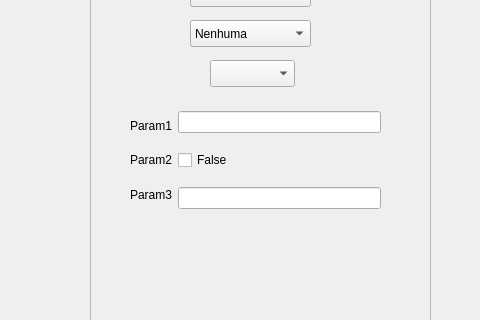
Before: the Qt Designer form mainwindow.ui in alvimpaulo/Frednator2, drawn with Qt 5; both pictures show x 890 to 1370 and y 257 to 577 of the 1370 by 738 pixel window.
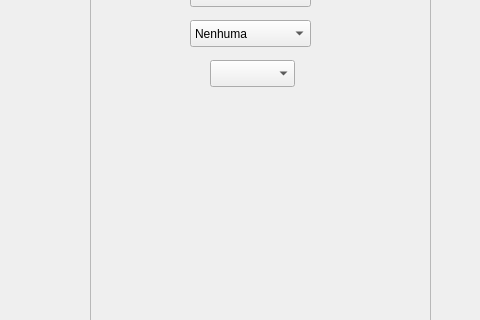
After: the same form once the commit is applied.

```diff
--- a/mainwindow.ui
+++ b/mainwindow.ui
@@ -201,7 +201,7 @@
        <x>40</x>
        <y>170</y>
        <width>251</width>
-       <height>123</height>
+       <height>248</height>
       </rect>
      </property>
      <layout class="QGridLayout" name="gridLayout">
@@ -217,51 +217,6 @@
       <property name="bottomMargin">
        <number>0</number>
       </property>
-      <item row="0" column="0" rowspan="3">
-       <layout class="QVBoxLayout" name="verticalLayout">
-        <item>
-         <widget class="QLabel" name="label">
-          <property name="text">
-           <string>Param1</string>
-          </property>
-         </widget>
-        </item>
-        <item>
-         <widget class="QLabel" name="label_2">
-          <property name="text">
-           <string>Param2</string>
-          </property>
-         </widget>
-        </item>
-        <item>
-         <widget class="QLabel" name="label_3">
-          <property name="text">
-           <string>Param3</string>
-          </property>
-         </widget>
-        </item>
-       </layout>
-      </item>
-      <item row="2" column="1">
-       <widget class="QLineEdit" name="lineEdit_3"/>
-      </item>
-      <item row="0" column="1">
-       <widget class="QLineEdit" name="Param1">
-        <property name="sizePolicy">
-         <sizepolicy hsizetype="Expanding" vsizetype="Fixed">
-          <horstretch>0</horstretch>
-          <verstretch>0</verstretch>
-         </sizepolicy>
-        </property>
-       </widget>
-      </item>
-      <item row="1" column="1">
-       <widget class="QCheckBox" name="checkBox">
-        <property name="text">
-         <string>False</string>
-        </property>
-       </widget>
-      </item>
      </layout>
     </widget>
     <widget class="QComboBox" name="debugImageVectorSelector">
```
Left out of the diff: 2 changed lines with no effect on the pictures.
